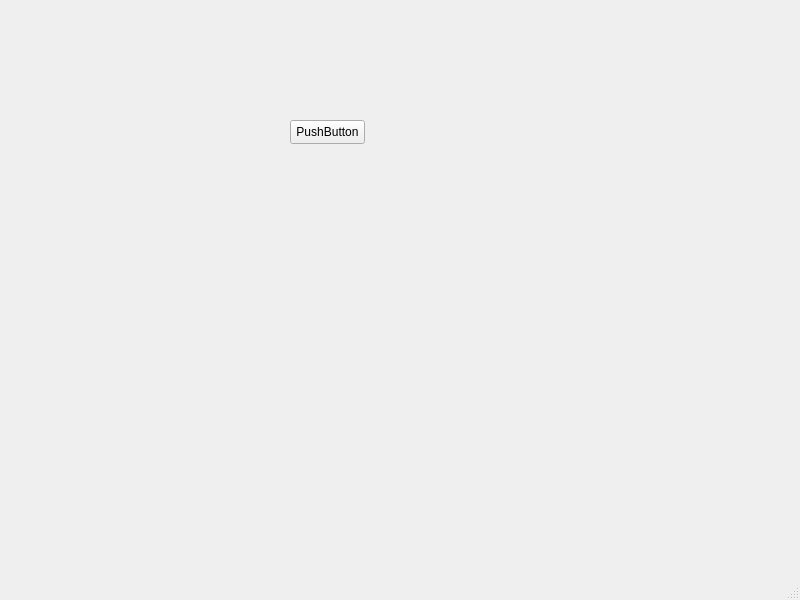
The window that src/DeduceClient/ui/MainWindow.ui (whnomber1/WarGameChess) describes before a commit, drawn with Qt 5.
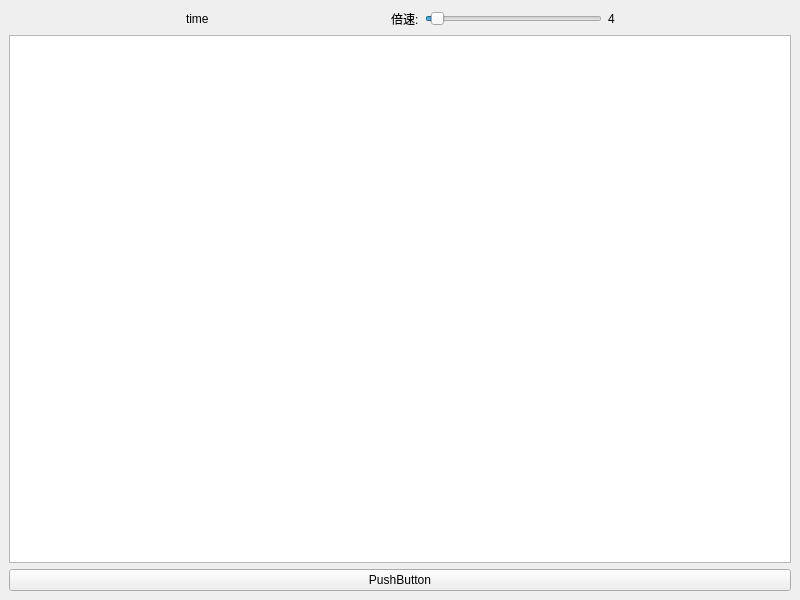
The same window after the commit.

```diff
--- a/src/DeduceClient/ui/MainWindow.ui
+++ b/src/DeduceClient/ui/MainWindow.ui
@@ -14,31 +14,105 @@
    <string>MainWindow</string>
   </property>
   <widget class="QWidget" name="centralwidget">
-   <widget class="QPushButton" name="pushButton">
-    <property name="geometry">
-     <rect>
-      <x>290</x>
-      <y>120</y>
-      <width>75</width>
-      <height>24</height>
-     </rect>
-    </property>
-    <property name="text">
-     <string>PushButton</string>
-    </property>
-   </widget>
+   <layout class="QVBoxLayout" name="verticalLayout" stretch="0,0,1">
+    <item>
+     <layout class="QHBoxLayout" name="horizontalLayout">
+      <item>
+       <spacer name="horizontalSpacer">
+        <property name="orientation">
+         <enum>Qt::Horizontal</enum>
+        </property>
+        <property name="sizeHint" stdset="0">
+         <size>
+          <width>40</width>
+          <height>20</height>
+         </size>
+        </property>
+       </spacer>
+      </item>
+      <item>
+       <widget class="QLabel" name="label_tm">
+        <property name="text">
+         <string>time</string>
+        </property>
+       </widget>
+      </item>
+      <item>
+       <spacer name="horizontalSpacer_3">
+        <property name="orientation">
+         <enum>Qt::Horizontal</enum>
+        </property>
+        <property name="sizeHint" stdset="0">
+         <size>
+          <width>40</width>
+          <height>20</height>
+         </size>
+        </property>
+       </spacer>
+      </item>
+      <item>
+       <widget class="QLabel" name="label">
+        <property name="text">
+         <string>倍速:</string>
+        </property>
+       </widget>
+      </item>
+      <item>
+       <widget class="QSlider" name="horizontalSlider_spd">
+        <property name="minimum">
+         <number>1</number>
+        </property>
+        <property name="maximum">
+         <number>100</number>
+        </property>
+        <property name="value">
+         <number>4</number>
+        </property>
+        <property name="orientation">
+         <enum>Qt::Horizontal</enum>
+        </property>
+        <property name="invertedAppearance">
+         <bool>false</bool>
+        </property>
+        <property name="invertedControls">
+         <bool>false</bool>
+        </property>
+       </widget>
+      </item>
+      <item>
+       <widget class="QLabel" name="label_spdval">
+        <property name="text">
+         <string>4</string>
+        </property>
+       </widget>
+      </item>
+      <item>
+       <spacer name="horizontalSpacer_2">
+        <property name="orientation">
+         <enum>Qt::Horizontal</enum>
+        </property>
+        <property name="sizeHint" stdset="0">
+         <size>
+          <width>40</width>
+          <height>20</height>
+         </size>
+        </property>
+       </spacer>
+      </item>
+     </layout>
+    </item>
+    <item>
+     <widget class="QTextEdit" name="textEdit"/>
+    </item>
+    <item>
+     <widget class="QPushButton" name="pushButton">
+      <property name="text">
+       <string>PushButton</string>
+      </property>
+     </widget>
+    </item>
+   </layout>
   </widget>
-  <widget class="QMenuBar" name="menubar">
-   <property name="geometry">
-    <rect>
-     <x>0</x>
-     <y>0</y>
-     <width>800</width>
-     <height>22</height>
-    </rect>
-   </property>
-  </widget>
-  <widget class="QStatusBar" name="statusbar"/>
  </widget>
  <resources/>
  <connections/>
```
